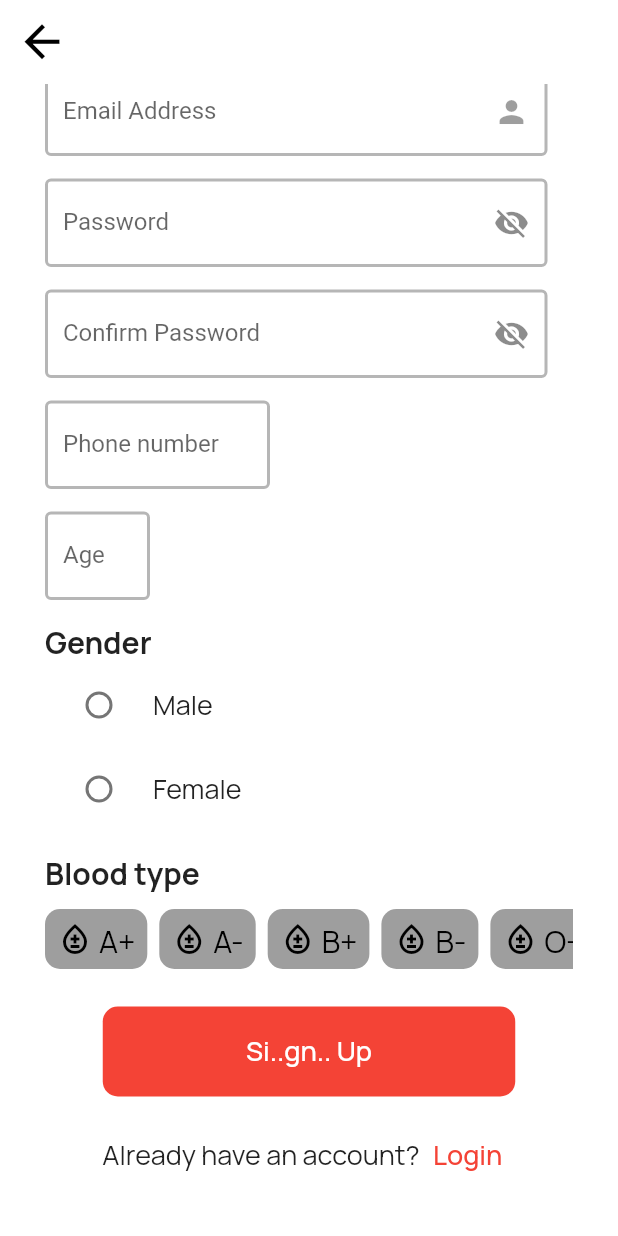
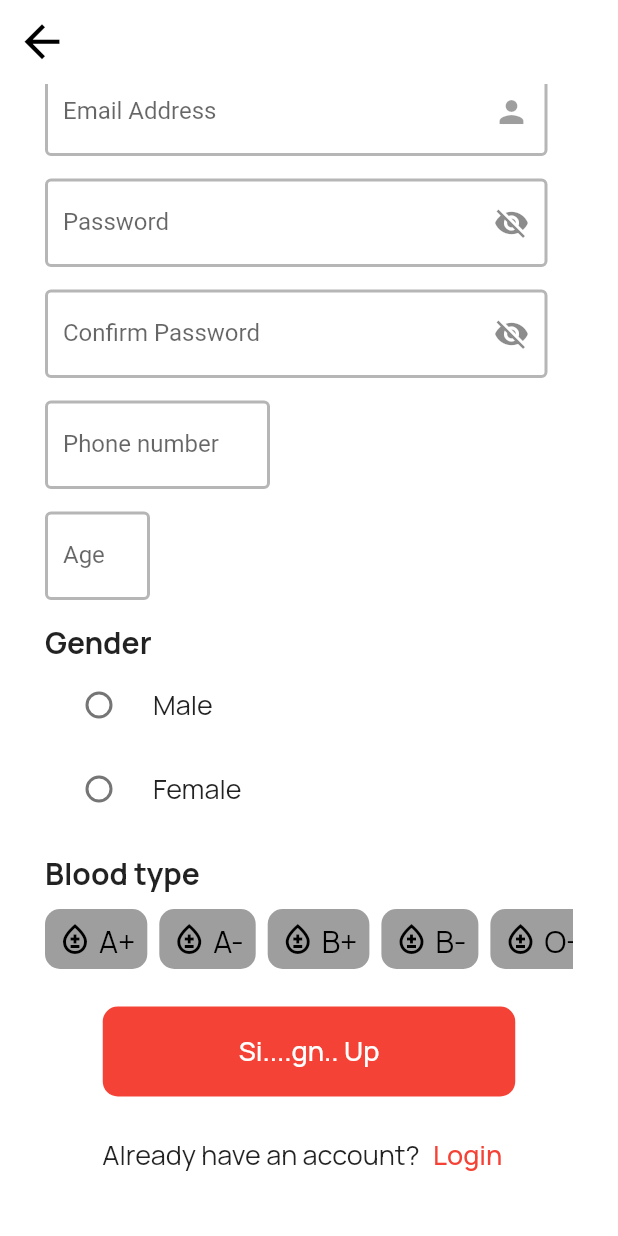
Before and after one commit to abdallah-bassam/Blood-Donation, a Flutter app: the SignUp screen opened directly, scrolled down 272 dp, on a phone screen of 412 x 824 dp. Run offline on Flutter 3.47's test engine with Material 2 defaults, Android fonts, the phone set to English and light mode, and no system bars; our stand-ins replace bloc, dio, firebase_core, firebase_messaging, flutter_bloc, smooth_page_indicator; missing offline and left inert: alert_dialog; accounts and stored records are empty.

Commit message:
most than 2 files

```diff
--- a/lib/screens/sign_up.dart
+++ b/lib/screens/sign_up.dart
@@ -431,7 +431,7 @@ class SignUp extends StatelessWidget {
                                 formKey.currentState!.save();
                               }
                             },
-                            text: "Si..gn.. Up"),
+                            text: "Si....gn.. Up"),
                         SizedBox(
                           height: 15,
                         ),
```
